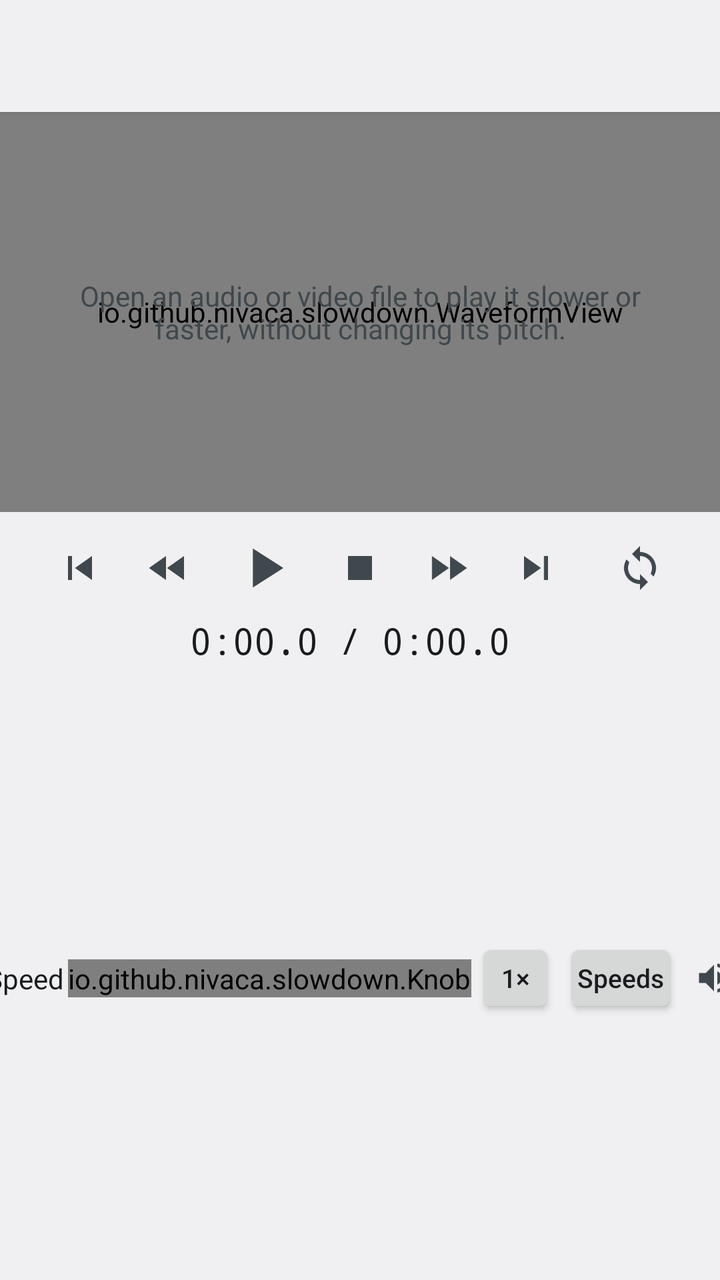
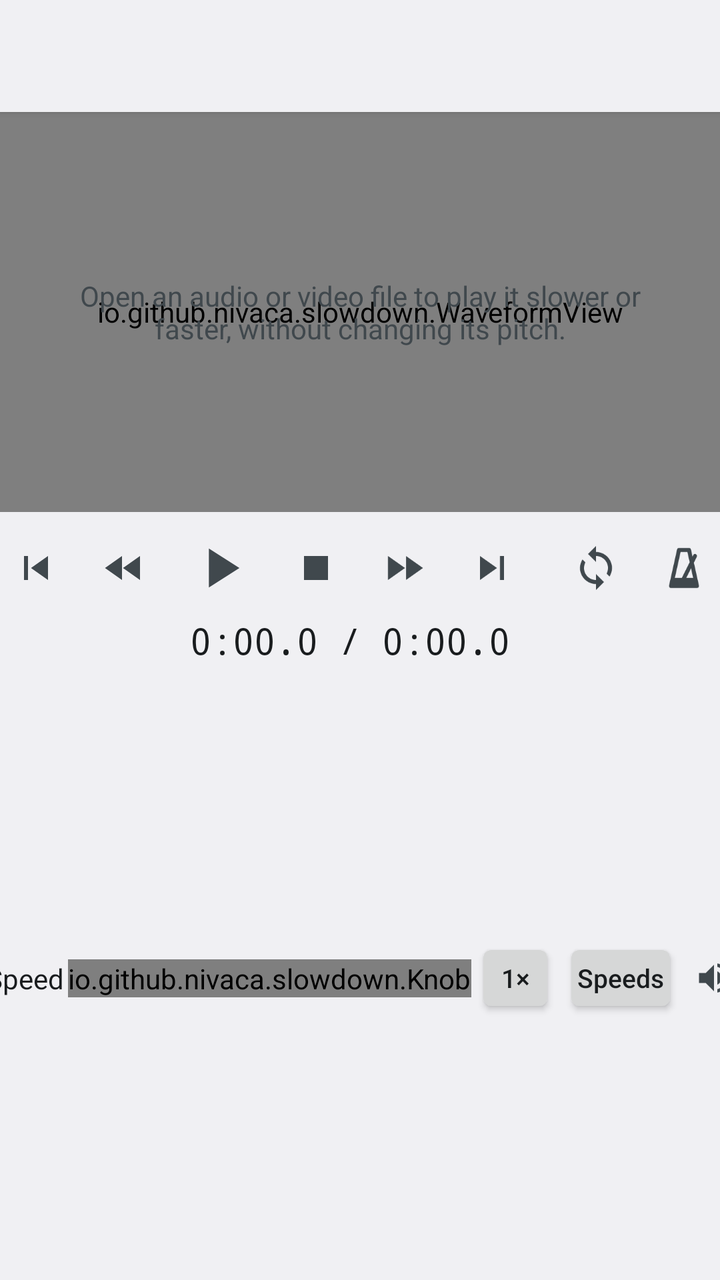

The first picture is an Android layout as it rendered before a commit; the second is the same layout after the commit. The layout source and the unified diff follow.
<!-- AndroidManifest.xml: application theme Theme.Slowdown -->
<!-- res/layout/main.xml -->
<?xml version="1.0" encoding="utf-8"?>
<LinearLayout xmlns:android="http://schemas.android.com/apk/res/android"
    android:id="@+id/root"
    android:layout_width="match_parent"
    android:layout_height="match_parent"
    android:orientation="vertical">

    <Toolbar
        android:id="@+id/toolbar"
        android:layout_width="match_parent"
        android:layout_height="?android:attr/actionBarSize"
        android:background="?android:attr/colorBackground"
        android:elevation="2dp" />

    <FrameLayout
        android:layout_width="match_parent"
        android:layout_height="200dp">

        <io.github.nivaca.slowdown.WaveformView
            android:id="@+id/waveform"
            android:layout_width="match_parent"
            android:layout_height="match_parent" />

        <TextView
            android:id="@+id/hint"
            android:layout_width="match_parent"
            android:layout_height="match_parent"
            android:gravity="center"
            android:padding="24dp"
            android:text="@string/open_hint"
            android:textColor="?android:attr/textColorSecondary" />
    </FrameLayout>

    
    <LinearLayout
        android:layout_width="match_parent"
        android:layout_height="wrap_content"
        android:gravity="center"
        android:orientation="horizontal"
        android:paddingTop="4dp">

        <ImageButton android:id="@+id/to_start" style="@style/Tool" android:src="@drawable/ic_start"
            android:contentDescription="@string/to_start" />
        <ImageButton android:id="@+id/back" style="@style/Tool" android:src="@drawable/ic_back" />
        <ImageButton android:id="@+id/play" style="@style/Tool" android:layout_width="52dp" android:src="@drawable/ic_play"
            android:contentDescription="@string/play" android:scaleX="1.4" android:scaleY="1.4" />
        <ImageButton android:id="@+id/stop" style="@style/Tool" android:src="@drawable/ic_stop"
            android:contentDescription="@string/stop" />
        <ImageButton android:id="@+id/forward" style="@style/Tool" android:src="@drawable/ic_forward" />
        <ImageButton android:id="@+id/to_end" style="@style/Tool" android:src="@drawable/ic_end"
            android:contentDescription="@string/to_end" />
        <ImageButton android:id="@+id/repeat" style="@style/Tool" android:layout_marginStart="8dp"
            android:src="@drawable/ic_repeat" android:contentDescription="@string/repeat" />
    </LinearLayout>

    <LinearLayout
        android:layout_width="match_parent"
        android:layout_height="wrap_content"
        android:gravity="center"
        android:orientation="horizontal">

        <TextView
            android:id="@+id/time"
            android:layout_width="wrap_content"
            android:layout_height="wrap_content"
            android:contentDescription="@string/position_length"
            android:fontFamily="monospace"
            android:text="0:00.0 / 0:00.0"
            android:textColor="?android:attr/textColorPrimary"
            android:textSize="18sp" />

        <TextView
            android:id="@+id/status"
            android:layout_width="wrap_content"
            android:layout_height="wrap_content"
            android:layout_marginStart="10dp"
            android:textAppearance="?android:attr/textAppearanceSmall" />
    </LinearLayout>

    
    <LinearLayout
        android:layout_width="match_parent"
        android:layout_height="wrap_content"
        android:gravity="center"
        android:orientation="horizontal"
        android:paddingTop="6dp">

        <TextView style="@style/KnobLabel" android:text="@string/speed" />
        <io.github.nivaca.slowdown.Knob android:id="@+id/speed" android:layout_width="wrap_content"
            android:layout_height="wrap_content" />
        <Button android:id="@+id/normal_speed" style="@style/SmallButton" android:text="1×"
            android:contentDescription="@string/normal_speed" />
        <Button android:id="@+id/speeds" style="@style/SmallButton" android:text="@string/speeds" />

        <ImageView
            android:layout_width="20dp"
            android:layout_height="20dp"
            android:layout_marginStart="6dp"
            android:contentDescription="@string/volume"
            android:src="@drawable/ic_volume" />
        <io.github.nivaca.slowdown.Knob android:id="@+id/volume" android:layout_width="wrap_content"
            android:layout_height="wrap_content" />
        <CheckBox
            android:id="@+id/boost"
            android:layout_width="wrap_content"
            android:layout_height="wrap_content"
            android:maxLines="1"
            android:textSize="13sp"
            android:text="@string/boost" />
    </LinearLayout>

    
    <LinearLayout
        android:layout_width="match_parent"
        android:layout_height="wrap_content"
        android:gravity="center"
        android:orientation="horizontal">

        <TextView style="@style/KnobLabel" android:text="@string/pitch" />
        <io.github.nivaca.slowdown.Knob android:id="@+id/semitones" android:layout_width="wrap_content"
            android:layout_height="wrap_content" android:layout_marginEnd="4dp" />
        <io.github.nivaca.slowdown.Knob android:id="@+id/cents" android:layout_width="wrap_content"
            android:layout_height="wrap_content" />
        <Button android:id="@+id/original_pitch" style="@style/SmallButton" android:text="ø"
            android:contentDescription="@string/original_pitch" />

        <Button android:id="@+id/mark_a" style="@style/SmallButton" android:layout_marginStart="14dp"
            android:text="A" android:contentDescription="@string/selection_start" />
        <Button android:id="@+id/mark_b" style="@style/SmallButton" android:text="B"
            android:contentDescription="@string/selection_end" />
        <ImageButton android:id="@+id/clear" style="@style/Tool" android:layout_width="40dp"
            android:src="@drawable/ic_clear" android:contentDescription="@string/clear_selection" />
    </LinearLayout>

    <TextView
        android:id="@+id/selection"
        android:layout_width="match_parent"
        android:layout_height="wrap_content"
        android:gravity="center"
        android:paddingStart="16dp"
        android:paddingEnd="16dp"
        android:paddingBottom="4dp"
        android:textAppearance="?android:attr/textAppearanceSmall"
        android:textColor="?android:attr/textColorSecondary" />

    
    <LinearLayout
        android:layout_width="match_parent"
        android:layout_height="0dp"
        android:layout_weight="1"
        android:orientation="vertical"
        android:paddingStart="8dp"
        android:paddingEnd="8dp"
        android:paddingBottom="6dp">

        <TextView
            android:layout_width="wrap_content"
            android:layout_height="wrap_content"
            android:paddingStart="4dp"
            android:text="@string/bookmarks_and_loops"
            android:textAppearance="?android:attr/textAppearanceSmall"
            android:textColor="?android:attr/textColorSecondary" />

        <LinearLayout
            android:layout_width="match_parent"
            android:layout_height="wrap_content"
            android:orientation="horizontal">

            <TextView android:id="@+id/tab_bookmarks" style="@style/Tab" android:text="@string/bookmarks" />
            <TextView android:id="@+id/tab_loops" style="@style/Tab" android:text="@string/loops" />
        </LinearLayout>

        <LinearLayout
            android:id="@+id/table"
            android:layout_width="match_parent"
            android:layout_height="0dp"
            android:layout_weight="1"
            android:orientation="vertical">

            <LinearLayout
                android:id="@+id/table_header"
                android:layout_width="match_parent"
                android:layout_height="28dp"
                android:gravity="center_vertical"
                android:orientation="horizontal">

                <TextView
                    android:id="@+id/header_time"
                    android:layout_width="wrap_content"
                    android:layout_height="wrap_content"
                    android:paddingStart="6dp"
                    android:paddingEnd="6dp"
                    android:text="@string/time"
                    android:textStyle="bold" />

                <TextView
                    android:layout_width="0dp"
                    android:layout_height="wrap_content"
                    android:layout_weight="1"
                    android:gravity="center"
                    android:text="@string/label"
                    android:textStyle="bold" />
            </LinearLayout>

            <ListView
                android:id="@+id/list"
                android:layout_width="match_parent"
                android:layout_height="0dp"
                android:layout_weight="1"
                android:choiceMode="singleChoice" />
        </LinearLayout>

        <LinearLayout
            android:layout_width="match_parent"
            android:layout_height="wrap_content"
            android:orientation="horizontal"
            android:paddingTop="4dp">

            <Button android:id="@+id/add" style="@style/PanelButton" android:text="@string/add" />
            <Button android:id="@+id/remove" style="@style/PanelButton" android:text="@string/remove" />
            <Button android:id="@+id/export" style="@style/PanelButton" android:text="@string/export" />
        </LinearLayout>
    </LinearLayout>
</LinearLayout>
<!-- resources referenced by this layout -->
<resources>
  <!-- drawable ic_play (drawable) -->
  <vector xmlns:android="http://schemas.android.com/apk/res/android" android:width="24dp" android:height="24dp"
      android:viewportWidth="24" android:viewportHeight="24" android:tint="?android:attr/colorControlNormal">
      <path android:fillColor="@android:color/white" android:pathData="M8,5v14l11,-7z" />
  </vector>
  <!-- drawable ic_start (drawable) -->
  <vector xmlns:android="http://schemas.android.com/apk/res/android" android:width="24dp" android:height="24dp"
      android:viewportWidth="24" android:viewportHeight="24" android:tint="?android:attr/colorControlNormal">
      <path android:fillColor="@android:color/white" android:pathData="M6,6h2v12H6zM9.5,12l8.5,6V6z" />
  </vector>
  <!-- drawable ic_stop (drawable) -->
  <vector xmlns:android="http://schemas.android.com/apk/res/android" android:width="24dp" android:height="24dp"
      android:viewportWidth="24" android:viewportHeight="24" android:tint="?android:attr/colorControlNormal">
      <path android:fillColor="@android:color/white" android:pathData="M6,6h12v12H6z" />
  </vector>
  <string name="add">Add</string>
  <string name="bookmarks">Bookmarks</string>
  <string name="bookmarks_and_loops">Bookmarks and loops</string>
  <string name="boost">Boost</string>
  <string name="clear_selection">Clear the selection</string>
  <string name="export">Export…</string>
  <string name="label">Label</string>
  <string name="loops">Loops</string>
  <string name="normal_speed">Normal speed</string>
  <string name="open_hint">Open an audio or video file to play it slower or faster, without changing its pitch.</string>
  <string name="original_pitch">Original pitch</string>
  <string name="pitch">Pitch</string>
  <string name="play">Play</string>
  <string name="position_length">Position / length</string>
  <string name="remove">Remove</string>
  <string name="repeat">Repeat the selection, or the whole file if there is none, without a pause</string>
  <string name="selection_end">End of the selection at the position</string>
  <string name="selection_start">Start of the selection at the position</string>
  <string name="speed">Speed</string>
  <string name="speeds">Speeds</string>
  <string name="stop">Stop and go back to the start</string>
  <string name="time">Time</string>
  <string name="to_end">Go to the end</string>
  <string name="to_start">Go to the start</string>
  <string name="volume">Volume</string>
  <style name="Tool">
          <item name="android:layout_width">44dp</item>
          <item name="android:layout_height">48dp</item>
          <item name="android:background">?android:attr/selectableItemBackgroundBorderless</item>
          <item name="android:scaleType">center</item>
      </style>
  <style name="Theme.Slowdown" parent="@android:style/Theme.DeviceDefault.DayNight">
          <item name="android:windowActionBar">false</item>
          <item name="android:windowNoTitle">true</item>
      </style>
  <!-- unchanged entries left out for length: 10 -->
</resources>

<!-- the commit's change to res/layout/main.xml (unified diff, before → after) -->
@@ -51,6 +51,8 @@
             android:contentDescription="@string/to_end" />
         <ImageButton android:id="@+id/repeat" style="@style/Tool" android:layout_marginStart="8dp"
             android:src="@drawable/ic_repeat" android:contentDescription="@string/repeat" />
+        <ImageButton android:id="@+id/count" style="@style/Tool"
+            android:src="@drawable/ic_count" android:contentDescription="@string/count_button" />
     </LinearLayout>
 
     <LinearLayout
<!-- resource entries referenced after the edit -->
@@ -1,5 +1,14 @@
 <!-- resources referenced by this layout -->
 <resources>
+  <!-- drawable ic_count (drawable) -->
+  <vector xmlns:android="http://schemas.android.com/apk/res/android" android:width="24dp" android:height="24dp"
+      android:viewportWidth="24" android:viewportHeight="24" android:tint="?android:attr/colorControlNormal">
+      <path android:strokeColor="@android:color/white" android:strokeWidth="2" android:strokeLineJoin="round"
+          android:pathData="M9.5,3h5l4,18h-13z" />
+      <path android:strokeColor="@android:color/white" android:strokeWidth="2" android:strokeLineCap="round"
+          android:pathData="M12,17L17.5,6" />
+      <path android:fillColor="@android:color/white" android:pathData="M6.5,17h11v4h-11z" />
+  </vector>
   <!-- drawable ic_play (drawable) -->
   <vector xmlns:android="http://schemas.android.com/apk/res/android" android:width="24dp" android:height="24dp"
       android:viewportWidth="24" android:viewportHeight="24" android:tint="?android:attr/colorControlNormal">
@@ -20,6 +29,7 @@
   <string name="bookmarks_and_loops">Bookmarks and loops</string>
   <string name="boost">Boost</string>
   <string name="clear_selection">Clear the selection</string>
+  <string name="count_button">Count in before playing; hold for its settings</string>
   <string name="export">Export…</string>
   <string name="label">Label</string>
   <string name="loops">Loops</string>
